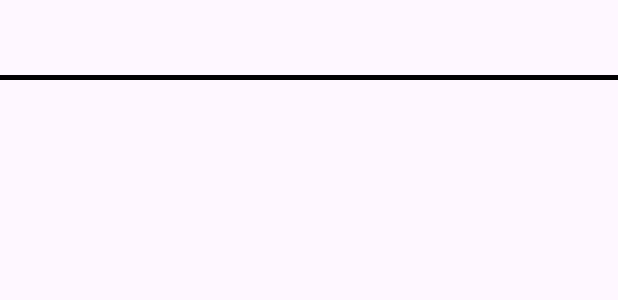
After one commit to NikolaChachev/NBU, an Android app: the layout layout_inventory_item.xml on its own in the app's theme, with its tools: preview values and no code run, on a phone screen of 412 x 824 dp. The commit adds this screen. Shown: the top 300 px of the screen. Run offline under Robolectric (Android 15) with nearby library versions, the phone set to English and light mode, and no system bars.

Commit message:
Add basic inventory fragment with a list of items

```diff
--- a/app/src/main/java/com/example/nbu/mvvm/activity/AbstractActivity.java
+++ b/app/src/main/java/com/example/nbu/mvvm/activity/AbstractActivity.java
@@ -42,7 +42,7 @@ public abstract class AbstractActivity<B extends ViewDataBinding, VM extends Abs
         super.onCreate(savedInstanceState);
         viewModel = new ViewModelProvider(this).get(getViewModelClass());
         binding = DataBindingUtil.setContentView(this, getLayoutId());
-        makeStatusBarTransparent();
+//        makeStatusBarTransparent();
     }
 
     protected abstract int getLayoutId();
--- a/app/src/main/java/com/example/nbu/mvvm/fragment/AbstractFragment.java
+++ b/app/src/main/java/com/example/nbu/mvvm/fragment/AbstractFragment.java
@@ -44,11 +44,11 @@ public abstract class AbstractFragment<B extends ViewDataBinding, VM extends Abs
 
     //endregion
 
-    void createShortToast(String text) {
+    protected void createShortToast(String text) {
         Toast.makeText(getContext(), text, Toast.LENGTH_SHORT).show();
     }
 
-    void createShortToast(@StringRes int stringRes) {
+    protected void createShortToast(@StringRes int stringRes) {
         Toast.makeText(getContext(), stringRes, Toast.LENGTH_SHORT).show();
     }
 
--- /dev/null
+++ b/app/src/main/res/layout/layout_inventory_item.xml
@@ -0,0 +1,28 @@
+<?xml version="1.0" encoding="utf-8"?>
+<androidx.constraintlayout.widget.ConstraintLayout xmlns:android="http://schemas.android.com/apk/res/android"
+    android:layout_width="match_parent"
+    android:layout_height="wrap_content"
+    android:paddingBottom="10dp"
+    xmlns:app="http://schemas.android.com/apk/res-auto">
+
+    <TextView
+        android:id="@+id/item_title"
+        android:layout_width="wrap_content"
+        android:layout_height="40dp"
+        app:layout_constraintStart_toStartOf="parent"
+        app:layout_constraintEnd_toEndOf="parent"
+        app:layout_constraintTop_toTopOf="parent"
+        />
+
+    <View
+        android:id="@+id/item_separator"
+        android:layout_width="match_parent"
+        android:layout_height="3dp"
+        app:layout_constraintStart_toStartOf="parent"
+        app:layout_constraintTop_toBottomOf="@id/item_title"
+        android:layout_marginTop="10dp"
+        android:background="@color/black"
+        />
+
+
+</androidx.constraintlayout.widget.ConstraintLayout>
```
Also changed, not shown: app/src/main/java/com/example/nbu/presentation/InventoryFragment.java (+9 -8 lines), app/src/main/java/com/example/nbu/presentation/inventory/CustomAdapter.java (added, +84 -0 lines), app/src/main/java/com/example/nbu/presentation/inventory/Inventory.java (added, +64 -0 lines), app/src/main/java/com/example/nbu/service/pojos/Armor.java (added, +57 -0 lines), app/src/main/java/com/example/nbu/service/pojos/Weapon.java (+14 -12 lines), app/src/main/res/layout/fragment_inventory.xml (+14 -13 lines).
